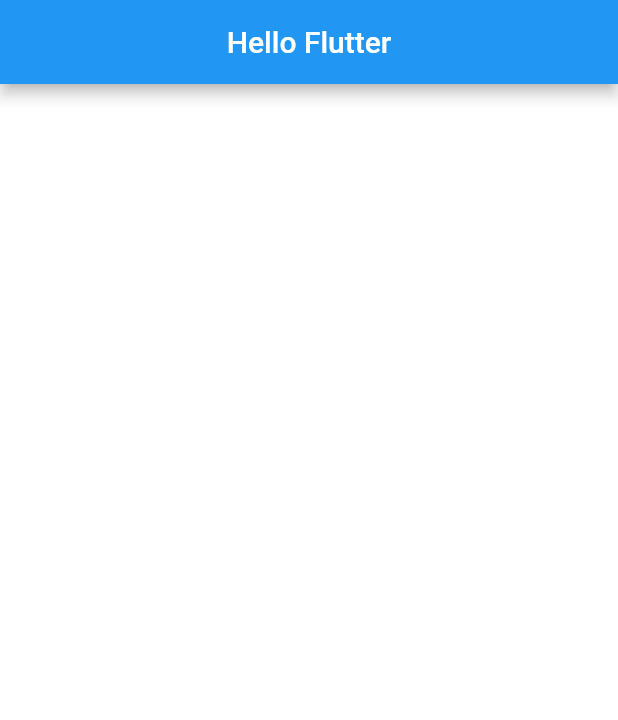
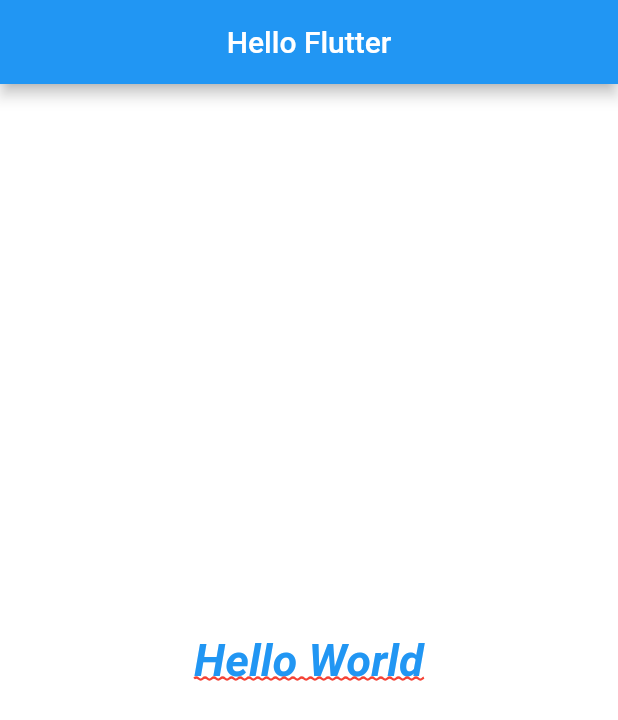
Before and after one commit to DiegoAlmeidaProject/HelloDog, a Flutter app: the screen it shows after launch, on a phone screen of 412 x 824 dp. Shown: the top 720 px of the screen. Run offline on Flutter 3.47's test engine with Material 2 defaults, Android fonts, the phone set to English and light mode, and no system bars.

Commit message:
Implementando o Style: TextStyle nop Hello World

```diff
--- a/lib/main.dart
+++ b/lib/main.dart
@@ -3,30 +3,42 @@ import 'package:flutter/material.dart';
 void main() => runApp(MyApp());
 
 class MyApp extends StatelessWidget {
-
   @override
   Widget build(BuildContext context) {
     return MaterialApp(
       debugShowCheckedModeBanner: false,
-      theme: ThemeData(
-          primaryColor: Colors.blue
-      ),
+      theme: ThemeData(primaryColor: Colors.blue),
       home: HomePage(),
     );
   }
 }
 
 class HomePage extends StatelessWidget {
-
   @override
   Widget build(BuildContext context) {
     return Scaffold(
       appBar: AppBar(
-        title: Text("Hello Flutter"),
+        title: Text(
+          "Hello Flutter",
+        ),
         centerTitle: true,
       ),
       body: Container(
         color: Colors.white,
+        child: Center(
+          child: Text(
+            "Hello World",
+            style: TextStyle(
+              fontSize: 30,
+              color: Colors.blue,
+              fontWeight: FontWeight.bold,
+              fontStyle: FontStyle.italic,
+              decoration: TextDecoration.underline,
+              decorationColor: Colors.red,
+              decorationStyle: TextDecorationStyle.wavy,
+            ),
+          ),
+        ),
       ),
     );
   }
```
